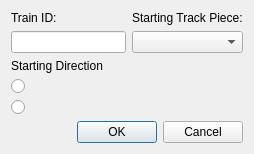
First picture: the form in GUI/train_dialog.ui, repository DHEastin/CPE-453---Team-1B, before the edit.
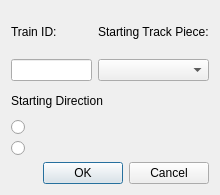
Second picture: the form after the edit.

```diff
--- a/GUI/train_dialog.ui
+++ b/GUI/train_dialog.ui
@@ -6,8 +6,8 @@
    <rect>
     <x>0</x>
     <y>0</y>
-    <width>254</width>
-    <height>149</height>
+    <width>220</width>
+    <height>195</height>
    </rect>
   </property>
   <property name="windowTitle">
```
Left out of the diff: 2 changed lines with no effect on the pictures.
